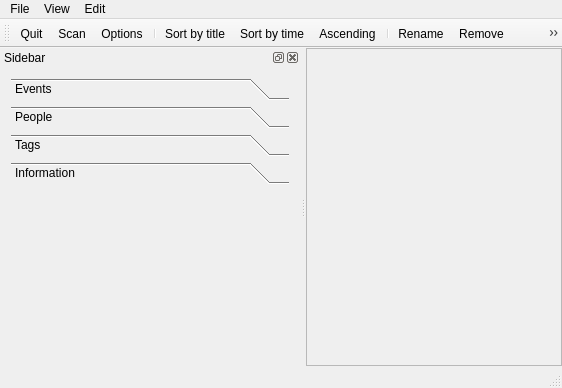
Old version of the form MainWindow.ui in the repository congchenutd/myphotos.
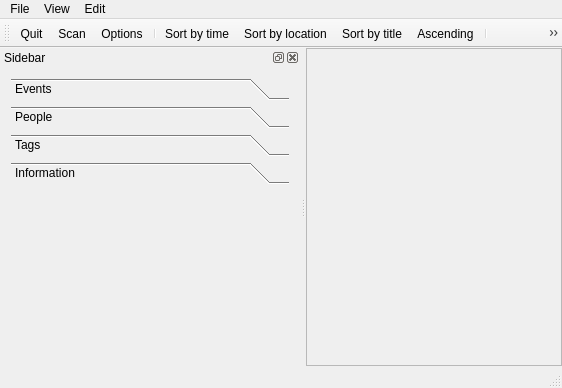
New version of the form. Icons and pictures are not drawn. Custom widgets are drawn as their Qt base class.

```diff
--- a/MainWindow.ui
+++ b/MainWindow.ui
@@ -120,8 +120,9 @@
    <addaction name="actionScan"/>
    <addaction name="actionOptions"/>
    <addaction name="separator"/>
-   <addaction name="actionSortByTitle"/>
    <addaction name="actionSortByTime"/>
+   <addaction name="actionSortByAddress"/>
+   <addaction name="actionSortByTitle"/>
    <addaction name="actionOrder"/>
    <addaction name="separator"/>
    <addaction name="actionRename"/>
@@ -353,6 +354,18 @@
     <string>About Qt</string>
    </property>
   </action>
+  <action name="actionSortByAddress">
+   <property name="checkable">
+    <bool>true</bool>
+   </property>
+   <property name="icon">
+    <iconset resource="Resources.qrc">
+     <normaloff>:/Images/Location.png</normaloff>:/Images/Location.png</iconset>
+   </property>
+   <property name="text">
+    <string>Sort by location</string>
+   </property>
+  </action>
  </widget>
  <layoutdefault spacing="6" margin="11"/>
  <customwidgets>
```
